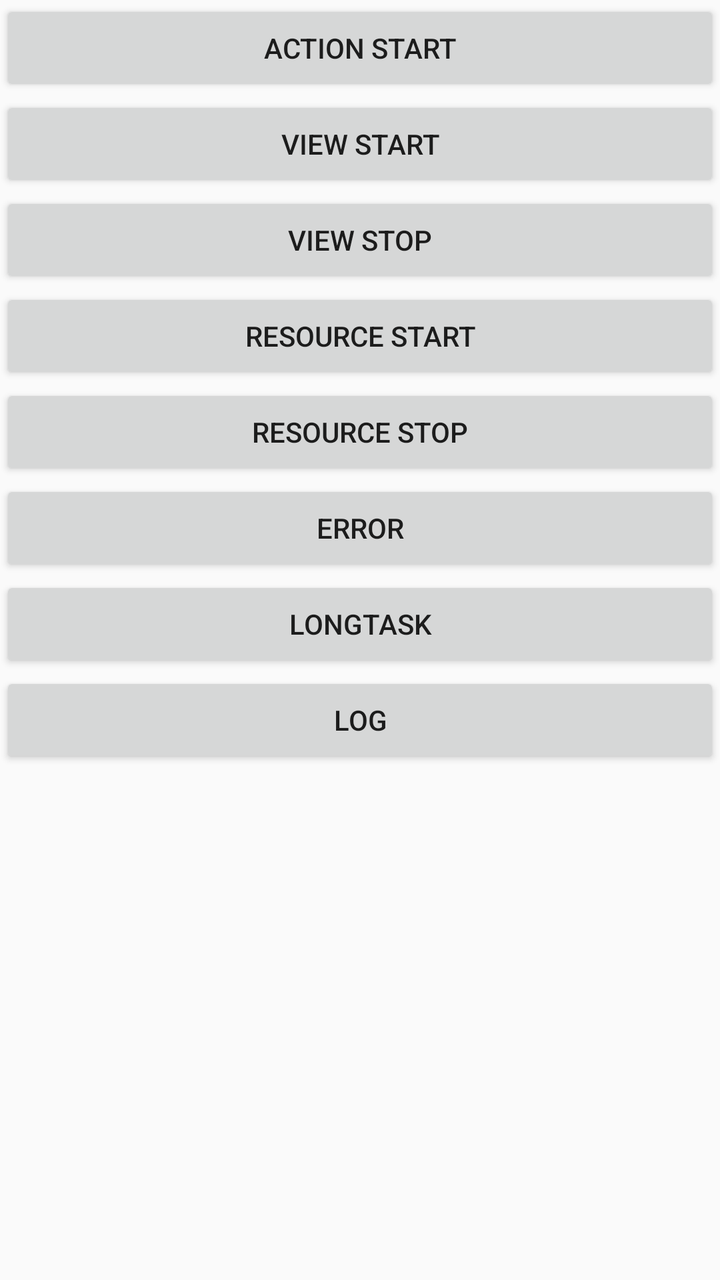
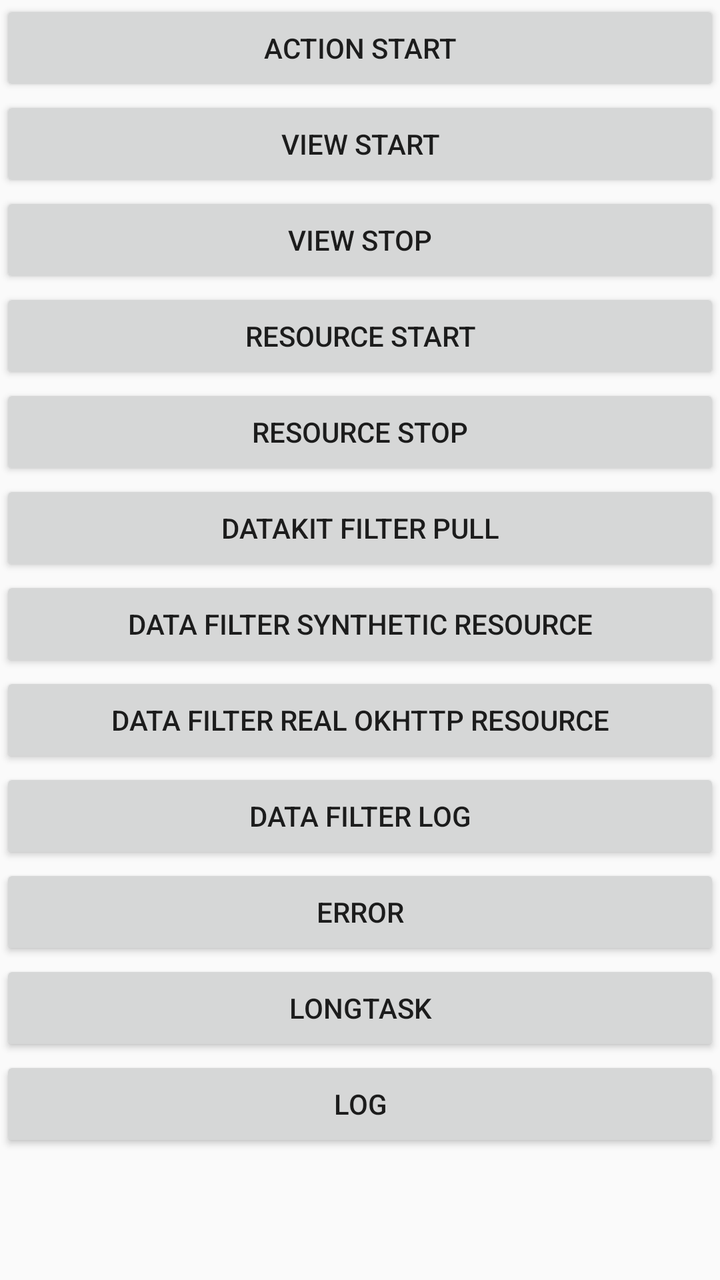

Screens rendered from an Android XML layout before and after an edit, with the pre-edit source and the edit as a unified diff.
<!-- AndroidManifest.xml: application theme AppTheme -->
<!-- res/layout/activity_manual.xml -->
<?xml version="1.0" encoding="utf-8"?>
<LinearLayout xmlns:android="http://schemas.android.com/apk/res/android"
    android:layout_width="match_parent"
    android:layout_height="match_parent"
    android:orientation="vertical">

    <Button
        android:id="@+id/manual_start_action_btn"
        android:layout_width="match_parent"
        android:layout_height="wrap_content"
        android:text="Action Start" />

    <Button
        android:id="@+id/manual_view_start_btn"
        android:layout_width="match_parent"
        android:layout_height="wrap_content"
        android:text="View Start" />

    <Button
        android:id="@+id/manual_view_stop_btn"
        android:layout_width="match_parent"
        android:layout_height="wrap_content"
        android:text="View Stop" />

    <Button
        android:id="@+id/manual_resource_start_btn"
        android:layout_width="match_parent"
        android:layout_height="wrap_content"
        android:text="Resource Start" />

    <Button
        android:id="@+id/manual_resource_stop_btn"
        android:layout_width="match_parent"
        android:layout_height="wrap_content"
        android:text="Resource Stop" />

    <Button
        android:id="@+id/manual_error_btn"
        android:layout_width="match_parent"
        android:layout_height="wrap_content"
        android:text="Error" />

    <Button
        android:id="@+id/manual_longtask_btn"
        android:layout_width="match_parent"
        android:layout_height="wrap_content"
        android:text="LongTask" />

    <Button
        android:id="@+id/manual_log_btn"
        android:layout_width="match_parent"
        android:layout_height="wrap_content"
        android:text="log" />

</LinearLayout>
<!-- resources referenced by this layout -->
<resources>
  <style name="AppTheme" parent="Theme.AppCompat.Light.DarkActionBar">
          
          <item name="colorPrimary">@color/colorPrimary</item>
          <item name="colorPrimaryDark">@color/colorPrimaryDark</item>
          <item name="colorAccent">@color/colorAccent</item>
          <item name="colorSurface">@color/colorSurface</item>
          <item name="colorOnSurface">@color/colorOnSurface</item>
      </style>
  <color name="colorPrimary">#008577</color>
  <color name="colorPrimaryDark">#00574B</color>
  <color name="colorAccent">#D81B60</color>
  <color name="colorSurface">#ffffff</color>
  <color name="colorOnSurface">#000000</color>
</resources>

<!-- the commit's change to res/layout/activity_manual.xml (unified diff, before → after) -->
@@ -1,55 +1,84 @@
 <?xml version="1.0" encoding="utf-8"?>
-<LinearLayout xmlns:android="http://schemas.android.com/apk/res/android"
+<ScrollView xmlns:android="http://schemas.android.com/apk/res/android"
     android:layout_width="match_parent"
-    android:layout_height="match_parent"
-    android:orientation="vertical">
+    android:layout_height="match_parent">
 
-    <Button
-        android:id="@+id/manual_start_action_btn"
+    <LinearLayout
         android:layout_width="match_parent"
         android:layout_height="wrap_content"
-        android:text="Action Start" />
+        android:orientation="vertical">
 
-    <Button
-        android:id="@+id/manual_view_start_btn"
-        android:layout_width="match_parent"
-        android:layout_height="wrap_content"
-        android:text="View Start" />
+        <Button
+            android:id="@+id/manual_start_action_btn"
+            android:layout_width="match_parent"
+            android:layout_height="wrap_content"
+            android:text="Action Start" />
 
-    <Button
-        android:id="@+id/manual_view_stop_btn"
-        android:layout_width="match_parent"
-        android:layout_height="wrap_content"
-        android:text="View Stop" />
+        <Button
+            android:id="@+id/manual_view_start_btn"
+            android:layout_width="match_parent"
+            android:layout_height="wrap_content"
+            android:text="View Start" />
 
-    <Button
-        android:id="@+id/manual_resource_start_btn"
-        android:layout_width="match_parent"
-        android:layout_height="wrap_content"
-        android:text="Resource Start" />
+        <Button
+            android:id="@+id/manual_view_stop_btn"
+            android:layout_width="match_parent"
+            android:layout_height="wrap_content"
+            android:text="View Stop" />
 
-    <Button
-        android:id="@+id/manual_resource_stop_btn"
-        android:layout_width="match_parent"
-        android:layout_height="wrap_content"
-        android:text="Resource Stop" />
+        <Button
+            android:id="@+id/manual_resource_start_btn"
+            android:layout_width="match_parent"
+            android:layout_height="wrap_content"
+            android:text="Resource Start" />
 
-    <Button
-        android:id="@+id/manual_error_btn"
-        android:layout_width="match_parent"
-        android:layout_height="wrap_content"
-        android:text="Error" />
+        <Button
+            android:id="@+id/manual_resource_stop_btn"
+            android:layout_width="match_parent"
+            android:layout_height="wrap_content"
+            android:text="Resource Stop" />
 
-    <Button
-        android:id="@+id/manual_longtask_btn"
-        android:layout_width="match_parent"
-        android:layout_height="wrap_content"
-        android:text="LongTask" />
+        <Button
+            android:id="@+id/manual_filter_pull_btn"
+            android:layout_width="match_parent"
+            android:layout_height="wrap_content"
+            android:text="Datakit Filter Pull" />
 
-    <Button
-        android:id="@+id/manual_log_btn"
-        android:layout_width="match_parent"
-        android:layout_height="wrap_content"
-        android:text="log" />
+        <Button
+            android:id="@+id/manual_filter_resource_btn"
+            android:layout_width="match_parent"
+            android:layout_height="wrap_content"
+            android:text="Data Filter Synthetic Resource" />
 
-</LinearLayout>
+        <Button
+            android:id="@+id/manual_filter_real_resource_btn"
+            android:layout_width="match_parent"
+            android:layout_height="wrap_content"
+            android:text="Data Filter Real OkHttp Resource" />
+
+        <Button
+            android:id="@+id/manual_filter_log_btn"
+            android:layout_width="match_parent"
+            android:layout_height="wrap_content"
+            android:text="Data Filter Log" />
+
+        <Button
+            android:id="@+id/manual_error_btn"
+            android:layout_width="match_parent"
+            android:layout_height="wrap_content"
+            android:text="Error" />
+
+        <Button
+            android:id="@+id/manual_longtask_btn"
+            android:layout_width="match_parent"
+            android:layout_height="wrap_content"
+            android:text="LongTask" />
+
+        <Button
+            android:id="@+id/manual_log_btn"
+            android:layout_width="match_parent"
+            android:layout_height="wrap_content"
+            android:text="log" />
+
+    </LinearLayout>
+</ScrollView>
